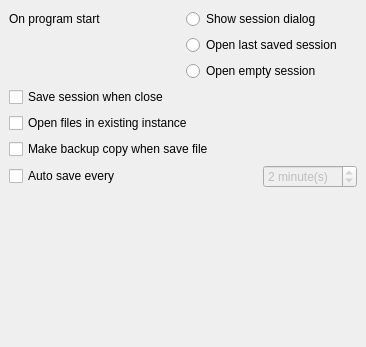
Mezomish/juffed, file src/MainSettingsPage.ui: the form before one commit.
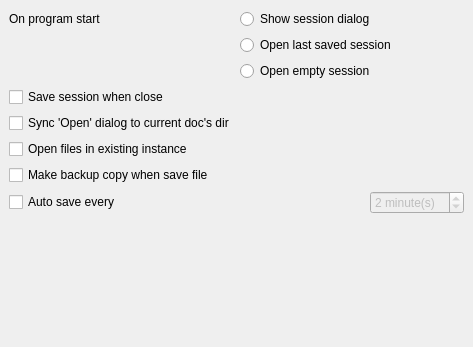
The form after the commit.

```diff
--- a/src/MainSettingsPage.ui
+++ b/src/MainSettingsPage.ui
@@ -5,7 +5,7 @@
    <rect>
     <x>0</x>
     <y>0</y>
-    <width>365</width>
+    <width>473</width>
     <height>347</height>
    </rect>
   </property>
@@ -27,6 +27,52 @@
    <property name="spacing" >
     <number>6</number>
    </property>
+   <item row="4" column="0" colspan="4" >
+    <widget class="QCheckBox" name="makeBackupChk" >
+     <property name="text" >
+      <string>Make backup copy when save file</string>
+     </property>
+    </widget>
+   </item>
+   <item row="3" column="0" colspan="4" >
+    <widget class="QCheckBox" name="singleInstanceChk" >
+     <property name="toolTip" >
+      <string>Use existing instance of application when open files</string>
+     </property>
+     <property name="text" >
+      <string>Open files in existing instance</string>
+     </property>
+    </widget>
+   </item>
+   <item row="5" column="3" >
+    <widget class="QSpinBox" name="autoSaveIntervalSpin" >
+     <property name="enabled" >
+      <bool>false</bool>
+     </property>
+     <property name="suffix" >
+      <string> minute(s)</string>
+     </property>
+     <property name="prefix" >
+      <string/>
+     </property>
+     <property name="maximum" >
+      <number>30</number>
+     </property>
+     <property name="minimum" >
+      <number>1</number>
+     </property>
+     <property name="value" >
+      <number>2</number>
+     </property>
+    </widget>
+   </item>
+   <item row="1" column="0" colspan="2" >
+    <widget class="QCheckBox" name="saveSessionChk" >
+     <property name="text" >
+      <string>Save session when close</string>
+     </property>
+    </widget>
+   </item>
    <item row="0" column="0" colspan="4" >
     <layout class="QGridLayout" >
      <property name="margin" >
@@ -86,24 +132,7 @@
      </item>
     </layout>
    </item>
-   <item row="2" column="0" colspan="4" >
-    <widget class="QCheckBox" name="singleInstanceChk" >
-     <property name="toolTip" >
-      <string>Use existing instance of application when open files</string>
-     </property>
-     <property name="text" >
-      <string>Open files in existing instance</string>
-     </property>
-    </widget>
-   </item>
-   <item row="3" column="0" colspan="4" >
-    <widget class="QCheckBox" name="makeBackupChk" >
-     <property name="text" >
-      <string>Make backup copy when save file</string>
-     </property>
-    </widget>
-   </item>
-   <item row="5" column="1" colspan="3" >
+   <item row="6" column="1" colspan="3" >
     <spacer>
      <property name="orientation" >
       <enum>Qt::Vertical</enum>
@@ -116,43 +145,14 @@
      </property>
     </spacer>
    </item>
-   <item row="4" column="0" >
+   <item row="5" column="0" >
     <widget class="QCheckBox" name="autoSaveChk" >
      <property name="text" >
       <string>Auto save every</string>
      </property>
     </widget>
    </item>
-   <item row="1" column="0" colspan="2" >
-    <widget class="QCheckBox" name="saveSessionChk" >
-     <property name="text" >
-      <string>Save session when close</string>
-     </property>
-    </widget>
-   </item>
-   <item row="4" column="3" >
-    <widget class="QSpinBox" name="autoSaveIntervalSpin" >
-     <property name="enabled" >
-      <bool>false</bool>
-     </property>
-     <property name="suffix" >
-      <string> minute(s)</string>
-     </property>
-     <property name="prefix" >
-      <string/>
-     </property>
-     <property name="maximum" >
-      <number>30</number>
-     </property>
-     <property name="minimum" >
-      <number>1</number>
-     </property>
-     <property name="value" >
-      <number>2</number>
-     </property>
-    </widget>
-   </item>
-   <item row="4" column="2" >
+   <item row="5" column="2" >
     <spacer>
      <property name="orientation" >
       <enum>Qt::Horizontal</enum>
@@ -165,6 +165,13 @@
      </property>
     </spacer>
    </item>
+   <item row="2" column="0" >
+    <widget class="QCheckBox" name="syncOpenDlgChk" >
+     <property name="text" >
+      <string>Sync 'Open' dialog to current doc's dir</string>
+     </property>
+    </widget>
+   </item>
   </layout>
  </widget>
  <tabstops>
```
